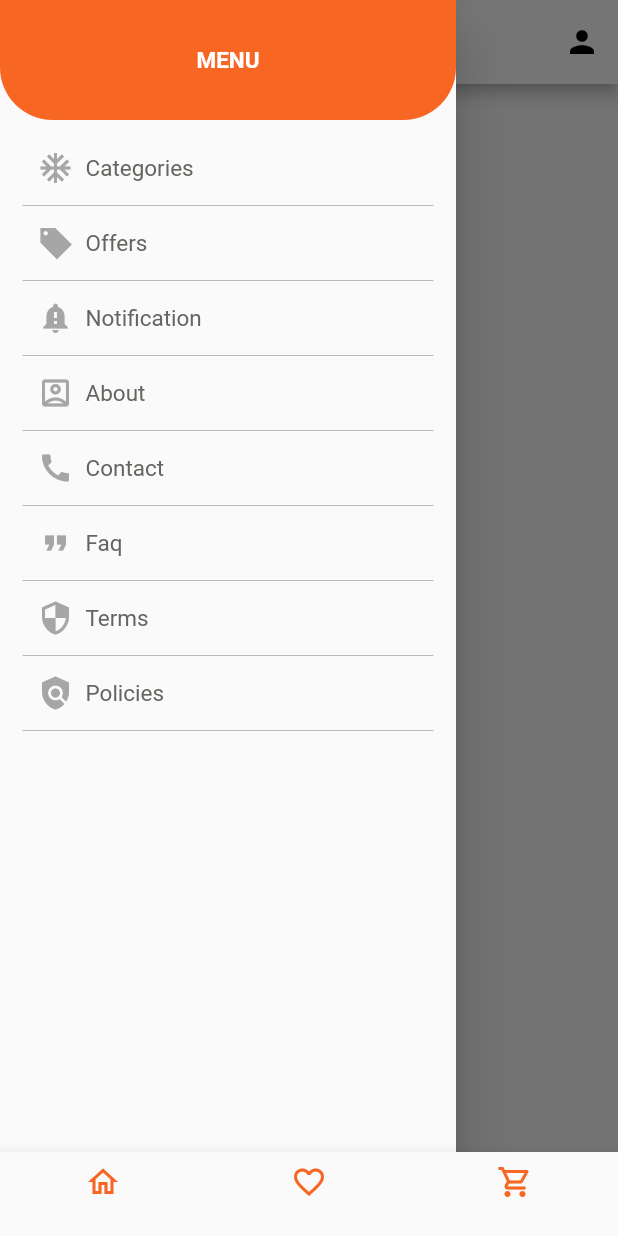
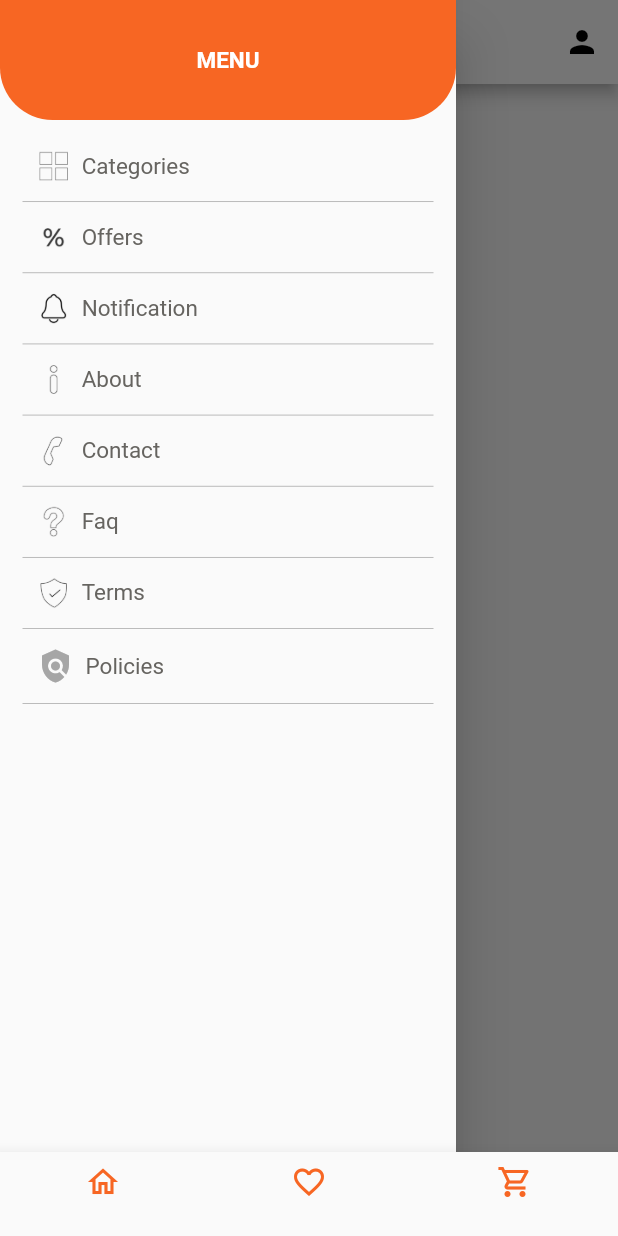
Before and after one commit to shijinkv98/zaincart_app, a Flutter app: the HomeController screen opened directly, item 2 of the bottom bar chosen, with the side drawer open, on a phone screen of 412 x 824 dp. Run offline on Flutter 3.47's test engine with Material 2 defaults, Android fonts, the phone set to English and light mode, and no system bars; our stand-ins replace carousel_pro, connectivity, dio, flutter_rating_bar, fluttertoast, image_picker and 2 more; accounts and stored records are empty; network calls fail; Roboto replaces fonts that are missing (Segoe); statements that could not run were skipped.

Commit message:
menu icons added

```diff
--- a/lib/models/wishlist_response.dart
+++ b/lib/models/wishlist_response.dart
@@ -3,14 +3,14 @@ import 'package:zaincart_app/models/products_response.dart';
 class WishlistResponse {
   int success;
   String error;
-  Data data;
+  WishlistData data;
 
   WishlistResponse({this.success, this.error, this.data});
 
   WishlistResponse.fromJson(Map<String, dynamic> json) {
     success = json['success'];
     error = json['error'];
-    data = json['data'] != null ? new Data.fromJson(json['data']) : null;
+    data = json['data'] != null ? new WishlistData.fromJson(json['data']) : null;
   }
 
   Map<String, dynamic> toJson() {
@@ -24,14 +24,14 @@ class WishlistResponse {
   }
 }
 
-class Data {
+class WishlistData {
   int cartCount;
   int wishCount;
   List<Product> product;
 
-  Data({this.cartCount, this.wishCount, this.product});
+  WishlistData({this.cartCount, this.wishCount, this.product});
 
-  Data.fromJson(Map<String, dynamic> json) {
+  WishlistData.fromJson(Map<String, dynamic> json) {
     cartCount = json['cart_count'];
     wishCount = json['wish_count'];
     if (json['product'] != null) {
--- a/lib/utils/constants.dart
+++ b/lib/utils/constants.dart
@@ -11,6 +11,14 @@ class Constants {
   static const ic_delivery = 'assets/ic_delivery.png';
   static const ic_support = 'assets/ic_support.png';
   static const ic_secure = 'assets/ic_secure.png';
+  static const ic_about = 'assets/ic_about.png';
+  static const ic_category = 'assets/ic_category.png';
+  static const ic_contact = 'assets/ic_contact.png';
+  static const ic_faq = 'assets/ic_faq.png';
+  static const ic_notification = 'assets/ic_notification.png';
+  static const ic_offer = 'assets/ic_offer.png';
+  static const ic_terms = 'assets/ic_terms.png';
+
 
   //colors..
 
--- a/lib/widgets/zc_menu.dart
+++ b/lib/widgets/zc_menu.dart
@@ -25,7 +25,7 @@ class ZCMenu extends StatelessWidget {
                     padding: const EdgeInsets.only(left: 10.0, top: 5.0, bottom: 5.0),
                     child: Row(
                       children: [
-                        Icon(Icons.ac_unit, color: Constants.zc_font_light_grey,),
+                        Image.asset(Constants.ic_category, scale: 7.0,),
                         SizedBox(width: 8.0,),
                         ZCText(text:"Categories", color: Constants.zc_font_grey,),
                       ],
@@ -36,7 +36,7 @@ class ZCMenu extends StatelessWidget {
                     padding: const EdgeInsets.only(left: 10.0, top: 5.0, bottom: 5.0),
                     child: Row(
                       children: [
-                        Icon(Icons.local_offer_sharp, color: Constants.zc_font_light_grey,),
+                        Image.asset(Constants.ic_offer, scale: 7.0,),
                         SizedBox(width: 8.0,),
                         ZCText(text:"Offers", color: Constants.zc_font_grey,),
                       ],
@@ -47,7 +47,7 @@ class ZCMenu extends StatelessWidget {
                     padding: const EdgeInsets.only(left: 10.0, top: 5.0, bottom: 5.0),
                     child: Row(
                       children: [
-                        Icon(Icons.notification_important, color: Constants.zc_font_light_grey,),
+                        Image.asset(Constants.ic_notification, scale: 7.0,),
                         SizedBox(width: 8.0,),
                         ZCText(text:"Notification", color: Constants.zc_font_grey,),
                       ],
@@ -58,7 +58,7 @@ class ZCMenu extends StatelessWidget {
                     padding: const EdgeInsets.only(left: 10.0, top: 5.0, bottom: 5.0),
                     child: Row(
                       children: [
-                        Icon(Icons.account_box_outlined, color: Constants.zc_font_light_grey,),
+                        Image.asset(Constants.ic_about, scale: 7.0,),
                         SizedBox(width: 8.0,),
                         ZCText(text:"About", color: Constants.zc_font_grey,),
                       ],
@@ -69,7 +69,7 @@ class ZCMenu extends StatelessWidget {
                     padding: const EdgeInsets.only(left: 10.0, top: 5.0, bottom: 5.0),
                     child: Row(
                       children: [
-                        Icon(Icons.call, color: Constants.zc_font_light_grey,),
+                        Image.asset(Constants.ic_contact, scale: 7.0,),
                         SizedBox(width: 8.0,),
                         ZCText(text:"Contact", color: Constants.zc_font_grey,),
                       ],
@@ -80,7 +80,7 @@ class ZCMenu extends StatelessWidget {
                     padding: const EdgeInsets.only(left: 10.0, top: 5.0, bottom: 5.0),
                     child: Row(
                       children: [
-                        Icon(Icons.format_quote, color: Constants.zc_font_light_grey,),
+                        Image.asset(Constants.ic_faq, scale: 7.0,),
                         SizedBox(width: 8.0,),
                         ZCText(text:"Faq", color: Constants.zc_font_grey,),
                       ],
@@ -91,7 +91,7 @@ class ZCMenu extends StatelessWidget {
                     padding: const EdgeInsets.only(left: 10.0, top: 5.0, bottom: 5.0),
                     child: Row(
                       children: [
-                        Icon(Icons.security, color: Constants.zc_font_light_grey,),
+                        Image.asset(Constants.ic_terms, scale: 7.0,),
                         SizedBox(width: 8.0,),
                         ZCText(text:"Terms", color: Constants.zc_font_grey,),
                       ],
```
Also changed, not shown: lib/models/wishlistAddResponse.dart (added, +49 -0 lines), lib/widgets/zc_product_item.dart (+6 -2 lines), pubspec.yaml (+7 -0 lines), assets/ic_about.png (added), assets/ic_category.png (added), assets/ic_contact.png (added), assets/ic_faq.png (added), assets/ic_notification.png (added), assets/ic_offer.png (added), assets/ic_terms.png (added).
